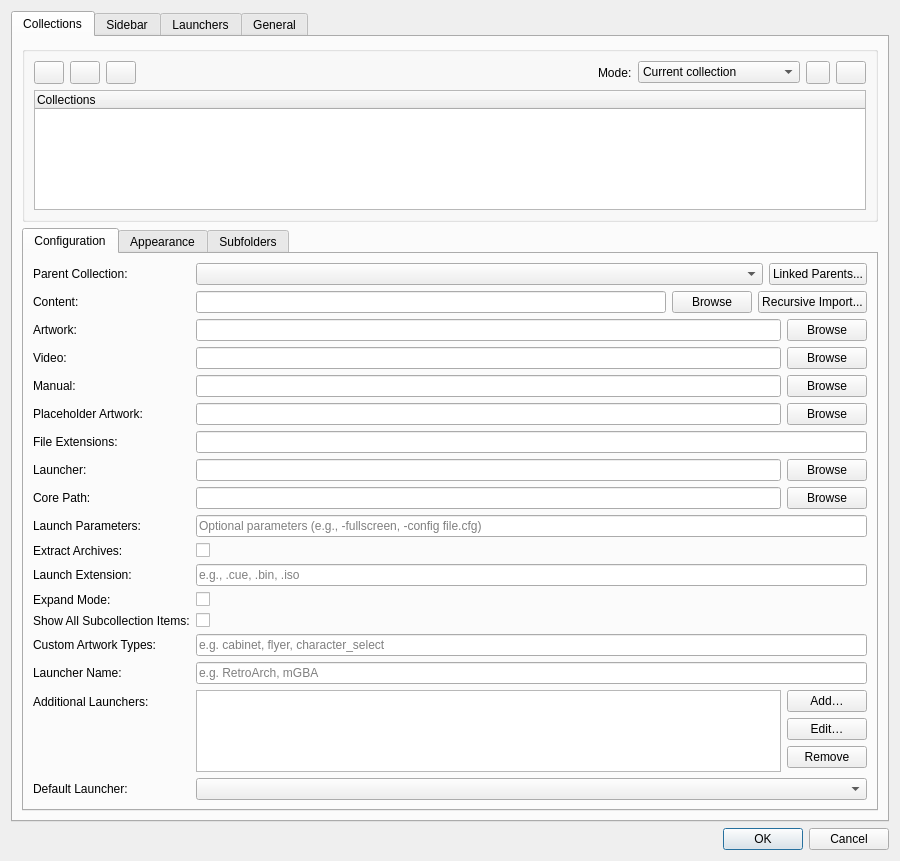
Above: src/ui/dialogs/settingsdialog.ui from EtherAura/Kartend before the change. Below: the same form after it.
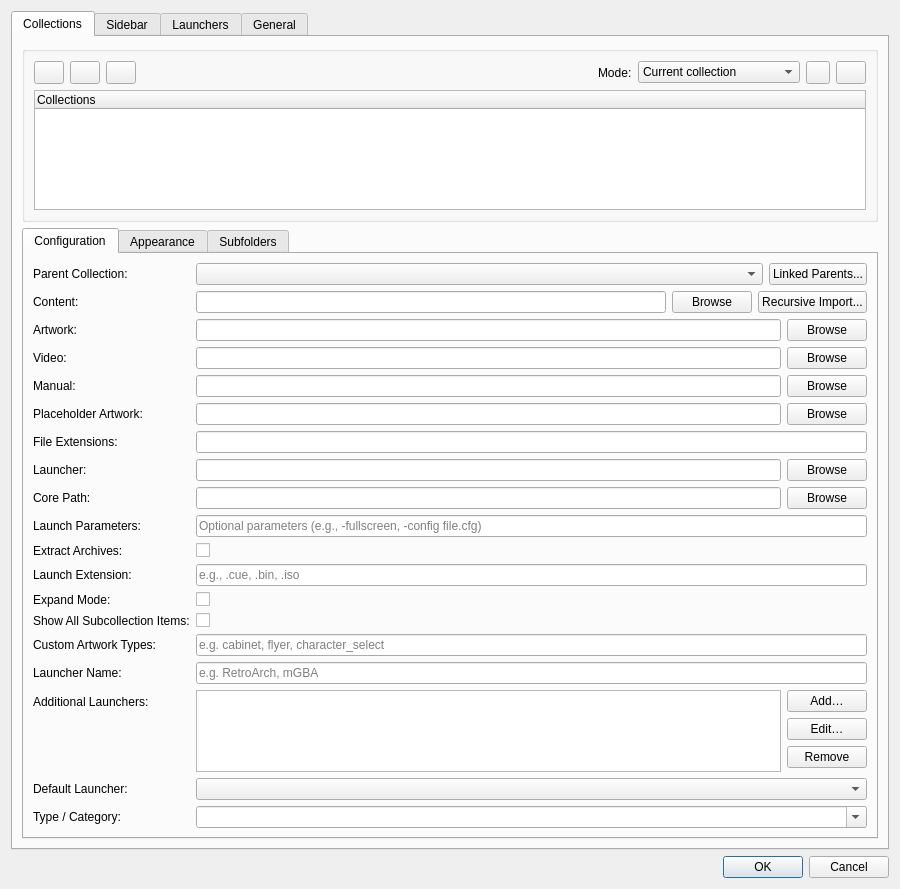
That is the form after the change. Icons and pictures are not drawn. Custom widgets are drawn as their Qt base class.

Commit message:
feat(collections): type metadata + toolbar filter + hide-subs [Kartend-dd8]
Adds a free-form type/category label per collection, a toolbar type
filter that drops subcollection tiles whose effective type doesn't
match, and a toolbar toggle to hide subcollection tiles entirely.
Subcollections inherit the nearest tagged ancestor's type via
CollectionUtils::effectiveCollectionType, so the user can tag a whole
branch from the root without re-tagging every leaf.

```diff
--- a/src/ui/dialogs/settingsdialog.ui
+++ b/src/ui/dialogs/settingsdialog.ui
@@ -627,6 +627,23 @@
                </property>
               </widget>
              </item>
+             <item row="18" column="0">
+              <widget class="QLabel" name="label_collectionType">
+               <property name="text">
+                <string>Type / Category:</string>
+               </property>
+              </widget>
+             </item>
+             <item row="18" column="1">
+              <widget class="QComboBox" name="collectionTypeComboBox">
+               <property name="editable">
+                <bool>true</bool>
+               </property>
+               <property name="toolTip">
+                <string>Free-form category label (e.g. Games, Movies, Music). Subcollections inherit the nearest tagged ancestor when left blank. The toolbar type filter shows only subcollection tiles whose effective type matches.</string>
+               </property>
+              </widget>
+             </item>
             </layout>
            </item>
            <item>
```
The commit also changes 16 other files.
